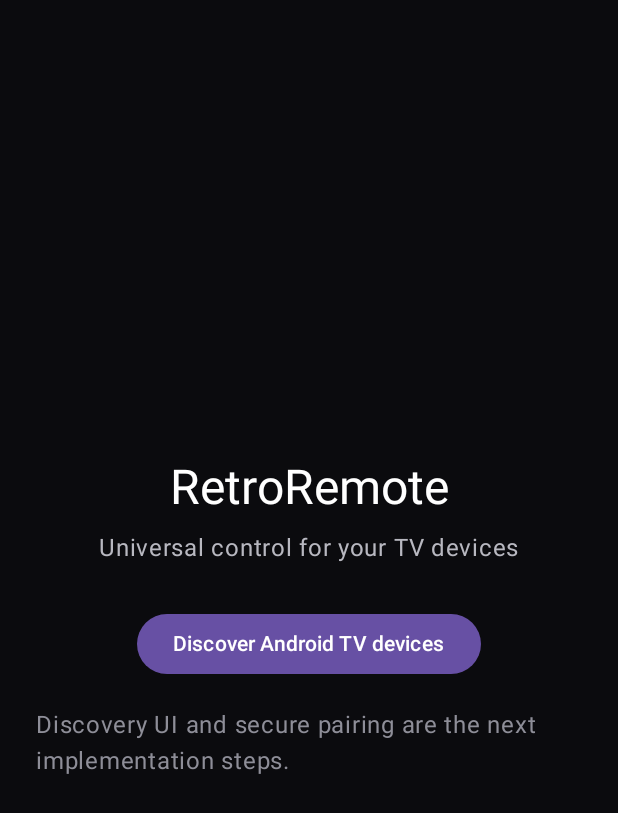
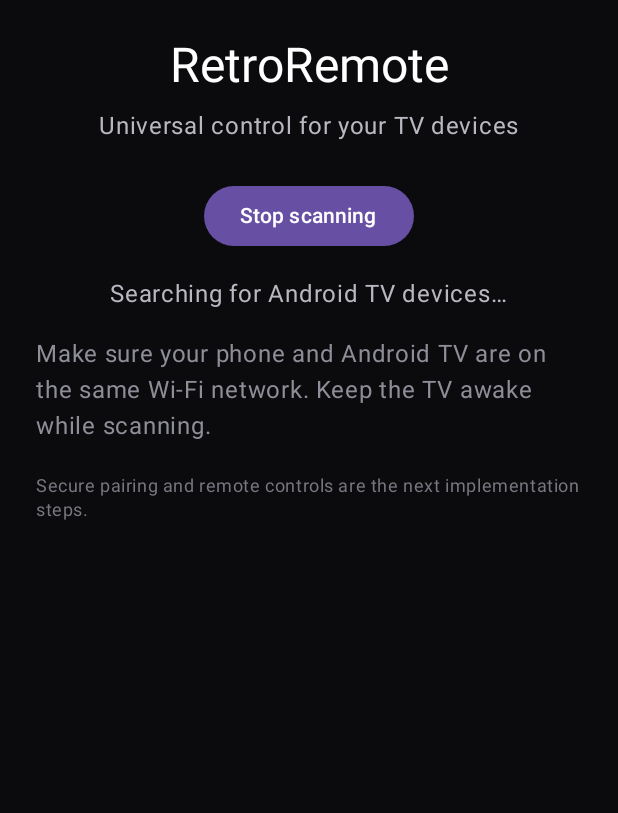
Before and after one commit to Kosimosi/RetroRemote, an Android app built with Jetpack Compose: the screen it shows after launch (MainActivity), after a tap on "Discover Android TV devices", on a phone screen of 412 x 824 dp. Shown: the top 813 px of the screen. Run offline under Robolectric (Android 15) with nearby library versions, the phone set to English and light mode, and no system bars.

Commit message:
Connect Android TV discovery button to mDNS scanner

```diff
--- a/app/src/main/java/com/retroremote/MainActivity.kt
+++ b/app/src/main/java/com/retroremote/MainActivity.kt
@@ -6,17 +6,30 @@ import androidx.activity.compose.setContent
 import androidx.compose.foundation.background
 import androidx.compose.foundation.layout.Arrangement
 import androidx.compose.foundation.layout.Column
+import androidx.compose.foundation.layout.Row
 import androidx.compose.foundation.layout.fillMaxSize
+import androidx.compose.foundation.layout.fillMaxWidth
 import androidx.compose.foundation.layout.padding
+import androidx.compose.foundation.lazy.LazyColumn
+import androidx.compose.foundation.lazy.items
 import androidx.compose.material3.Button
+import androidx.compose.material3.Card
+import androidx.compose.material3.CardDefaults
 import androidx.compose.material3.MaterialTheme
 import androidx.compose.material3.Surface
 import androidx.compose.material3.Text
 import androidx.compose.runtime.Composable
+import androidx.compose.runtime.DisposableEffect
+import androidx.compose.runtime.mutableStateListOf
+import androidx.compose.runtime.mutableStateOf
+import androidx.compose.runtime.remember
 import androidx.compose.ui.Alignment
 import androidx.compose.ui.Modifier
 import androidx.compose.ui.graphics.Color
+import androidx.compose.ui.platform.LocalContext
 import androidx.compose.ui.unit.dp
+import com.retroremote.core.model.RemoteDevice
+import com.retroremote.discovery.mdns.AndroidTvDiscovery
 
 class MainActivity : ComponentActivity() {
     override fun onCreate(savedInstanceState: Bundle?) {
@@ -27,26 +40,125 @@ class MainActivity : ComponentActivity() {
 
 @Composable
 private fun RetroRemoteApp() {
+    val context = LocalContext.current
+    val discovery = remember(context) { AndroidTvDiscovery(context) }
+    val devices = remember { mutableStateListOf<RemoteDevice>() }
+    val isScanning = remember { mutableStateOf(false) }
+    val status = remember { mutableStateOf("Ready to scan your local network") }
+    val error = remember { mutableStateOf<String?>(null) }
+
+    DisposableEffect(discovery) {
+        onDispose {
+            discovery.stop()
+            isScanning.value = false
+        }
+    }
+
+    fun startDiscovery() {
+        devices.clear()
+        error.value = null
+        status.value = "Searching for Android TV devices…"
+        isScanning.value = true
+        discovery.start(
+            onDevice = { device ->
+                if (devices.none { it.id == device.id }) {
+                    devices.add(device)
+                    status.value = if (devices.size == 1) "Found 1 Android TV device" else "Found ${devices.size} Android TV devices"
+                }
+            },
+            onError = { throwable ->
+                error.value = throwable.message ?: "Unknown discovery error"
+                status.value = "Discovery encountered an error"
+            }
+        )
+    }
+
+    fun stopDiscovery() {
+        discovery.stop()
+        isScanning.value = false
+        status.value = if (devices.isEmpty()) "Scan stopped — no devices found" else "Scan stopped — ${devices.size} device(s) found"
+    }
+
     MaterialTheme {
         Surface(modifier = Modifier.fillMaxSize(), color = Color(0xFF0B0B0E)) {
             Column(
                 modifier = Modifier.fillMaxSize().background(Color(0xFF0B0B0E)).padding(24.dp),
-                verticalArrangement = Arrangement.Center,
+                verticalArrangement = Arrangement.Top,
                 horizontalAlignment = Alignment.CenterHorizontally
             ) {
                 Text("RetroRemote", color = Color.White, style = MaterialTheme.typography.headlineLarge)
                 Text(
                     "Universal control for your TV devices",
                     color = Color(0xFFB8B8C0),
-                    modifier = Modifier.padding(top = 8.dp, bottom = 28.dp)
+                    modifier = Modifier.padding(top = 8.dp, bottom = 24.dp)
                 )
-                Button(onClick = { }) { Text("Discover Android TV devices") }
+
+                Row(
+                    modifier = Modifier.fillMaxWidth(),
+                    horizontalArrangement = Arrangement.Center,
+                    verticalAlignment = Alignment.CenterVertically
+                ) {
+                    Button(
+                        onClick = { if (isScanning.value) stopDiscovery() else startDiscovery() }
+                    ) {
+                        Text(if (isScanning.value) "Stop scanning" else if (devices.isEmpty()) "Discover Android TV devices" else "Scan again")
+                    }
+                }
+
                 Text(
-                    "Discovery UI and secure pairing are the next implementation steps.",
-                    color = Color(0xFF8E8E98),
-                    modifier = Modifier.padding(top = 18.dp)
+                    status.value,
+                    color = if (error.value == null) Color(0xFFB8B8C0) else Color(0xFFFF7777),
+                    modifier = Modifier.padding(top = 16.dp, bottom = 8.dp)
+                )
+
+                error.value?.let {
+                    Text("Discovery error: $it", color = Color(0xFFFF7777), modifier = Modifier.padding(bottom = 8.dp))
+                }
+
+                if (devices.isEmpty()) {
+                    Text(
+                        "Make sure your phone and Android TV are on the same Wi-Fi network. Keep the TV awake while scanning.",
+                        color = Color(0xFF8E8E98),
+                        modifier = Modifier.padding(top = 8.dp)
+                    )
+                } else {
+                    Text(
+                        "AVAILABLE DEVICES",
+                        color = Color(0xFFE11D48),
+                        style = MaterialTheme.typography.labelLarge,
+                        modifier = Modifier.fillMaxWidth().padding(top = 12.dp, bottom = 8.dp)
+                    )
+                    LazyColumn(
+                        modifier = Modifier.fillMaxWidth(),
+                        verticalArrangement = Arrangement.spacedBy(10.dp)
+                    ) {
+                        items(devices, key = { it.id }) { device ->
+                            DeviceCard(device)
+                        }
+                    }
+                }
+
+                Text(
+                    "Secure pairing and remote controls are the next implementation steps.",
+                    color = Color(0xFF777780),
+                    style = MaterialTheme.typography.bodySmall,
+                    modifier = Modifier.padding(top = 20.dp)
                 )
             }
         }
     }
 }
+
+@Composable
+private fun DeviceCard(device: RemoteDevice) {
+    Card(
+        modifier = Modifier.fillMaxWidth(),
+        colors = CardDefaults.cardColors(containerColor = Color(0xFF19191F))
+    ) {
+        Column(modifier = Modifier.padding(16.dp)) {
+            Text(device.name, color = Color.White, style = MaterialTheme.typography.titleMedium)
+            Text("${device.host}:${device.port}", color = Color(0xFFB8B8C0), style = MaterialTheme.typography.bodyMedium)
+            Text(device.serviceType, color = Color(0xFF85858F), style = MaterialTheme.typography.bodySmall)
+        }
+    }
+}
```
